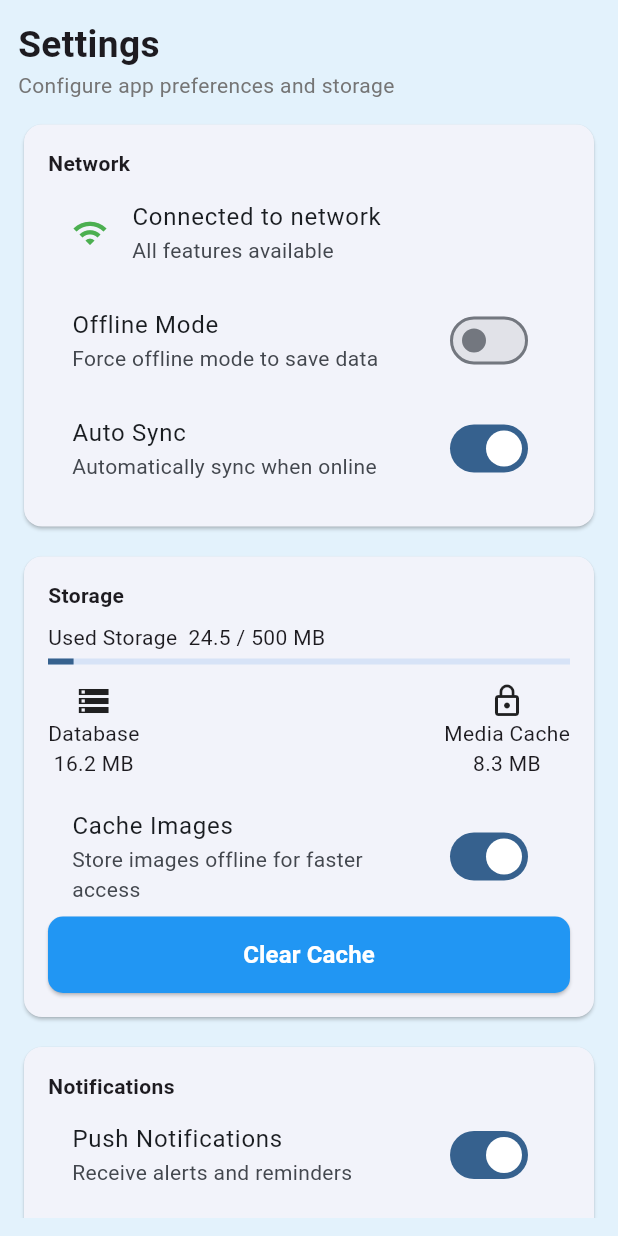
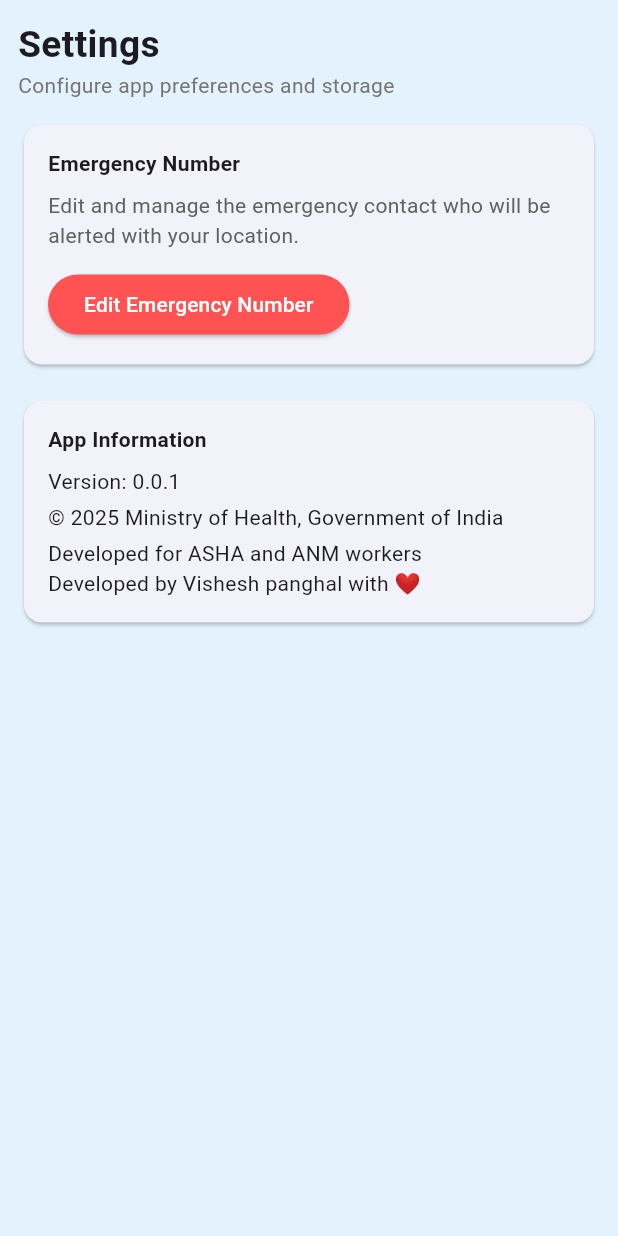
Before and after one commit to Vishesh-panghal/swasthya_doot_app, a Flutter app: the MySettingScreen screen opened directly, on a phone screen of 412 x 824 dp. Run offline on Flutter 3.47's test engine with Material 3 defaults, Android fonts, the phone set to English and light mode, and no system bars; our stand-ins replace awesome_snackbar_content, cloud_firestore, csv, firebase_auth, firebase_core, flutter_bloc and 11 more; missing offline and left inert: google_mlkit_text_recognition; accounts and stored records are empty.

```diff
--- a/lib/pages/setting.dart
+++ b/lib/pages/setting.dart
@@ -1,5 +1,5 @@
+import 'package:shared_preferences/shared_preferences.dart';
 import 'package:flutter/material.dart';
-import 'package:swasthya_doot/widgets/common_widget.dart';
 
 class MySettingScreen extends StatelessWidget {
   const MySettingScreen({super.key});
@@ -12,7 +12,7 @@ class MySettingScreen extends StatelessWidget {
         child: Padding(
           padding: const EdgeInsets.all(12.0),
           child: ListView(
-            padding: EdgeInsets.only(bottom: size.height*0.1),
+            padding: EdgeInsets.only(bottom: size.height * 0.1),
             children: [
               Text(
                 'Settings',
@@ -36,32 +36,39 @@ class MySettingScreen extends StatelessWidget {
                     crossAxisAlignment: CrossAxisAlignment.start,
                     children: [
                       Text(
-                        'Network',
+                        'Emergency Number',
                         style: TextStyle(fontWeight: FontWeight.bold),
                       ),
-                      ListTile(
-                        leading: Icon(Icons.wifi, color: Colors.green),
-                        title: Text('Connected to network'),
-                        subtitle: Text('All features available'),
+                      const SizedBox(height: 8),
+                      Text(
+                        'Edit and manage the emergency contact who will be alerted with your location.',
+                        style: TextStyle(color: Colors.grey.shade700),
                       ),
-                      SwitchListTile(
-                        title: Text('Offline Mode'),
-                        subtitle: Text('Force offline mode to save data'),
-                        value: false,
-                        onChanged: (val) {},
-                      ),
-                      SwitchListTile(
-                        title: Text('Auto Sync'),
-                        subtitle: Text('Automatically sync when online'),
-                        value: true,
-                        onChanged: (val) {},
+                      const SizedBox(height: 12),
+                      ElevatedButton(
+                        onPressed: () {
+                          showModalBottomSheet(
+                            context: context,
+                            shape: const RoundedRectangleBorder(
+                              borderRadius: BorderRadius.vertical(
+                                top: Radius.circular(20),
+                              ),
+                            ),
+                            isScrollControlled: true,
+                            builder: (_) => EmergencyNumberEditor(),
+                          );
+                        },
+                        style: ElevatedButton.styleFrom(
+                          backgroundColor: Colors.redAccent,
+                          foregroundColor: Colors.white,
+                        ),
+                        child: const Text('Edit Emergency Number'),
                       ),
                     ],
                   ),
                 ),
               ),
-              const SizedBox(height: 12),
-              // Storage section
+              const SizedBox(height: 16),
               Card(
                 shape: RoundedRectangleBorder(
                   borderRadius: BorderRadius.circular(12),
@@ -70,106 +77,16 @@ class MySettingScreen extends StatelessWidget {
                   padding: const EdgeInsets.all(16.0),
                   child: Column(
                     crossAxisAlignment: CrossAxisAlignment.start,
-                    children: [
-                      Text(
-                        'Storage',
-                        style: TextStyle(fontWeight: FontWeight.bold),
-                      ),
-                      const SizedBox(height: 8),
-                      Text('Used Storage  24.5 / 500 MB'),
-                      const SizedBox(height: 4),
-                      LinearProgressIndicator(value: 24.5 / 500),
-                      const SizedBox(height: 12),
-                      Row(
-                        mainAxisAlignment: MainAxisAlignment.spaceBetween,
-                        children: [
-                          Column(
-                            children: [
-                              Icon(Icons.storage),
-                              Text(
-                                'Database\n16.2 MB',
-                                textAlign: TextAlign.center,
-                              ),
-                            ],
-                          ),
-                          Column(
-                            children: [
-                              Icon(Icons.lock_outline),
-                              Text(
-                                'Media Cache\n8.3 MB',
-                                textAlign: TextAlign.center,
-                              ),
-                            ],
-                          ),
-                        ],
-                      ),
-                      const SizedBox(height: 12),
-                      SwitchListTile(
-                        title: Text('Cache Images'),
-                        subtitle: Text('Store images offline for faster access'),
-                        value: true,
-                        onChanged: (val) {},
-                      ),
-                      CustomElevatedButton(
-                        text: 'Clear Cache',
-                        onPressed: () {},
-                        backgroundClr: Colors.blue,
-                        textClr: Colors.white,
-                      ),
-                    ],
-                  ),
-                ),
-              ),
-              const SizedBox(height: 12),
-              Card(
-                shape: RoundedRectangleBorder(
-                  borderRadius: BorderRadius.circular(12),
-                ),
-                child: Padding(
-                  padding: const EdgeInsets.all(16.0),
-                  child: Column(
-                    crossAxisAlignment: CrossAxisAlignment.start,
-                    children: [
-                      Text(
-                        'Notifications',
-                        style: TextStyle(fontWeight: FontWeight.bold),
-                      ),
-                      SwitchListTile(
-                        title: Text('Push Notifications'),
-                        subtitle: Text('Receive alerts and reminders'),
-                        value: true,
-                        onChanged: (val) {},
-                      ),
-                      SwitchListTile(
-                        title: Text('Speech Feedback'),
-                        subtitle: Text('Read responses aloud'),
-                        value: true,
-                        onChanged: (val) {},
-                      ),
-                    ],
-                  ),
-                ),
-              ),
-              const SizedBox(height: 12),
-
-              Card(
-                shape: RoundedRectangleBorder(
-                  borderRadius: BorderRadius.circular(12),
-                ),
-                child: Padding(
-                  padding: const EdgeInsets.all(16.0),
-                  child: Column(
-                    crossAxisAlignment: CrossAxisAlignment.start,
-                    children: [
+                    children: const [
                       Text(
                         'App Information',
                         style: TextStyle(fontWeight: FontWeight.bold),
                       ),
-                      const SizedBox(height: 8),
+                      SizedBox(height: 8),
                       Text('Version: 0.0.1'),
-                      const SizedBox(height: 4),
+                      SizedBox(height: 4),
                       Text('© 2025 Ministry of Health, Government of India'),
-                      const SizedBox(height: 4),
+                      SizedBox(height: 4),
                       Text('Developed for ASHA and ANM workers'),
                       Text('Developed by Vishesh panghal with ❤️'),
                     ],
@@ -183,3 +100,82 @@ class MySettingScreen extends StatelessWidget {
     );
   }
 }
+
+class EmergencyNumberEditor extends StatefulWidget {
+  const EmergencyNumberEditor({super.key});
+
+  @override
+  _EmergencyNumberEditorState createState() => _EmergencyNumberEditorState();
+}
+
+class _EmergencyNumberEditorState extends State<EmergencyNumberEditor> {
+  final phoneController = TextEditingController();
+
+  @override
+  void initState() {
+    super.initState();
+    _loadSavedNumber();
+  }
+
+  void _loadSavedNumber() async {
+    final prefs = await SharedPreferences.getInstance();
+    final savedNumber = prefs.getString('emergency_number') ?? '';
+    phoneController.text = savedNumber;
+  }
+
+  @override
+  void dispose() {
+    phoneController.dispose();
+    super.dispose();
+  }
+
+  @override
+  Widget build(BuildContext context) {
+    return Padding(
+      padding: EdgeInsets.only(
+        left: 16,
+        right: 16,
+        top: 24,
+        bottom: MediaQuery.of(context).viewInsets.bottom + 24,
+      ),
+      child: Column(
+        mainAxisSize: MainAxisSize.min,
+        children: [
+          const Text(
+            "Edit Emergency Number",
+            style: TextStyle(fontSize: 18, fontWeight: FontWeight.bold),
+          ),
+          const SizedBox(height: 16),
+          TextFormField(
+            controller: phoneController,
+            keyboardType: TextInputType.phone,
+            decoration: const InputDecoration(
+              hintText: 'Enter emergency phone number',
+              border: OutlineInputBorder(),
+            ),
+          ),
+          const SizedBox(height: 20),
+          ElevatedButton(
+            onPressed: () async {
+              final prefs = await SharedPreferences.getInstance();
+
+              final input = phoneController.text.trim();
+
+              await prefs.setString('emergency_number', input);
+
+              debugPrint("📞 Emergency number saved: $input");
+
+              if (!context.mounted) return;
+              Navigator.pop(context);
+            },
+            style: ElevatedButton.styleFrom(
+              backgroundColor: Colors.green.shade400,
+              foregroundColor: Colors.white,
+            ),
+            child: const Text("Save"),
+          ),
+        ],
+      ),
+    );
+  }
+}
```
Also changed, not shown: lib/pages/dashboard.dart (+69 -37 lines), 7 other files.
